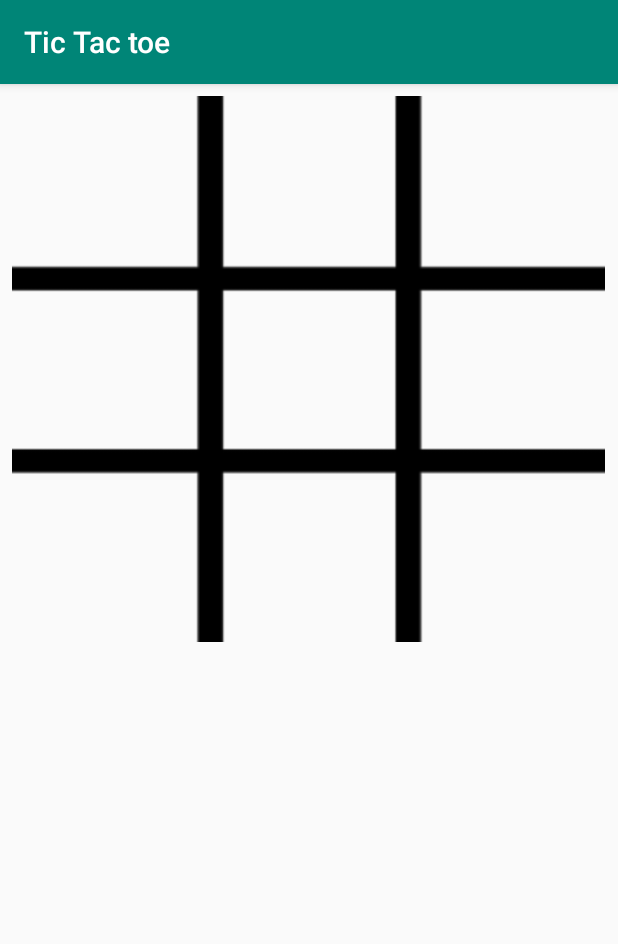
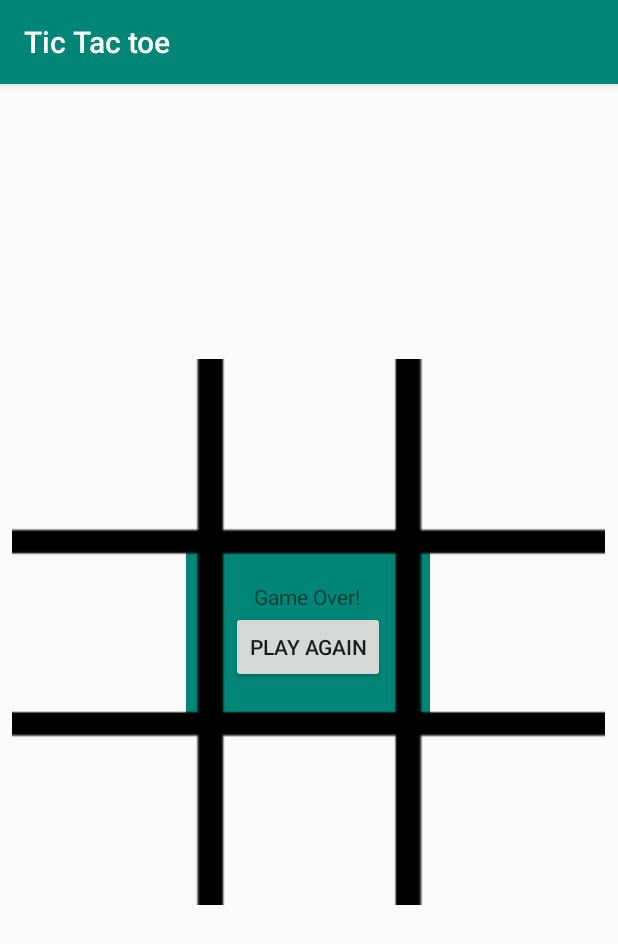
Before and after one commit to theyworker/tictactoe-andriod, an Android app: the screen it shows after launch (MainActivity), on a phone screen of 412 x 824 dp. Shown: the top 944 px of the screen. Run offline under Robolectric (Android 15) with nearby library versions, the phone set to English and light mode, and no system bars.

Commit message:
Play again button

```diff
--- a/app/src/main/res/layout/activity_main.xml
+++ b/app/src/main/res/layout/activity_main.xml
@@ -14,9 +14,34 @@
         app:layout_constraintStart_toStartOf="parent"
         app:layout_constraintTop_toTopOf="parent">
 
+        <LinearLayout
+            android:layout_width="wrap_content"
+            android:layout_height="wrap_content"
+            android:layout_centerInParent="true"
+            android:layout_centerHorizontal="true"
+            android:background="?android:attr/colorPrimary"
+            android:orientation="vertical"
+            android:padding="30dp">
+
+            <TextView
+                android:id="@+id/textView"
+                android:layout_width="match_parent"
+                android:layout_height="wrap_content"
+                android:layout_marginStart="15dp"
+                android:text="@string/play_again" />
+
+            <Button
+                android:id="@+id/button"
+                android:layout_width="match_parent"
+                android:layout_height="wrap_content"
+                android:text="@string/play_againbtn" />
+        </LinearLayout>
+
         <android.support.v7.widget.GridLayout
             android:layout_width="match_parent"
             android:layout_height="364dp"
+            android:layout_centerInParent="true"
+            android:layout_centerVertical="true"
             android:background="@drawable/board"
             app:columnCount="3"
             app:rowCount="3">
@@ -26,10 +51,10 @@
                 android:layout_width="106dp"
                 android:layout_height="120dp"
                 android:contentDescription="@string block1 "
+                android:onClick="dropIn"
+                android:tag="0"
                 app:layout_column="0"
-                app:layout_row="0"
-                android:onClick="dropIn"
-                android:tag="0"/>
+                app:layout_row="0" />
 
             <ImageView
                 android:id="@+id/imageView2"
@@ -38,7 +63,7 @@
                 android:layout_marginStart="40dp "
                 android:contentDescription="@string block2"
                 android:onClick="dropIn"
-                android:tag="1"/>
+                android:tag="1" />
 
             <ImageView
                 android:id="@+id/imageView3"
@@ -47,7 +72,7 @@
                 android:layout_marginStart="30dp"
                 android:contentDescription="@string block2"
                 android:onClick="dropIn"
-                android:tag="2"/>
+                android:tag="2" />
 
             <ImageView
                 android:id="@+id/imageView7"
@@ -56,7 +81,7 @@
                 android:layout_marginTop="5dp"
                 android:contentDescription="@string block2"
                 android:onClick="dropIn"
-                android:tag="3"/>
+                android:tag="3" />
 
             <ImageView
                 android:id="@+id/imageView10"
@@ -66,7 +91,7 @@
                 android:layout_marginTop="5dp"
                 android:contentDescription="@string block2"
                 android:onClick="dropIn"
-                android:tag="4"/>
+                android:tag="4" />
 
             <ImageView
                 android:id="@+id/imageView13"
@@ -76,7 +101,7 @@
                 android:layout_marginTop="5dp"
                 android:contentDescription="@string block2"
                 android:onClick="dropIn"
-                android:tag="5"/>
+                android:tag="5" />
 
             <ImageView
                 android:id="@+id/imageView15"
@@ -85,7 +110,7 @@
                 android:layout_marginTop="5dp"
                 android:contentDescription="@string block2"
                 android:onClick="dropIn"
-                android:tag="6"/>
+                android:tag="6" />
 
             <ImageView
                 android:id="@+id/imageView17"
@@ -95,7 +120,7 @@
                 android:layout_marginTop="5dp"
                 android:contentDescription="@string block2"
                 android:onClick="dropIn"
-                android:tag="7"/>
+                android:tag="7" />
 
             <ImageView
                 android:id="@+id/imageView19"
@@ -105,7 +130,8 @@
                 android:layout_marginTop="5dp"
                 android:contentDescription="@string block2"
                 android:onClick="dropIn"
-                android:tag="8"/>
+                android:tag="8" />
+
         </android.support.v7.widget.GridLayout>
     </RelativeLayout>
 </android.support.constraint.ConstraintLayout>
--- a/app/src/main/res/values/strings.xml
+++ b/app/src/main/res/values/strings.xml
@@ -1,3 +1,5 @@
 <resources>
     <string name="app_name">Tic Tac toe</string>
+    <string name="play_again">Game Over!</string>
+    <string name="play_againbtn">Play Again</string>
 </resources>
```
